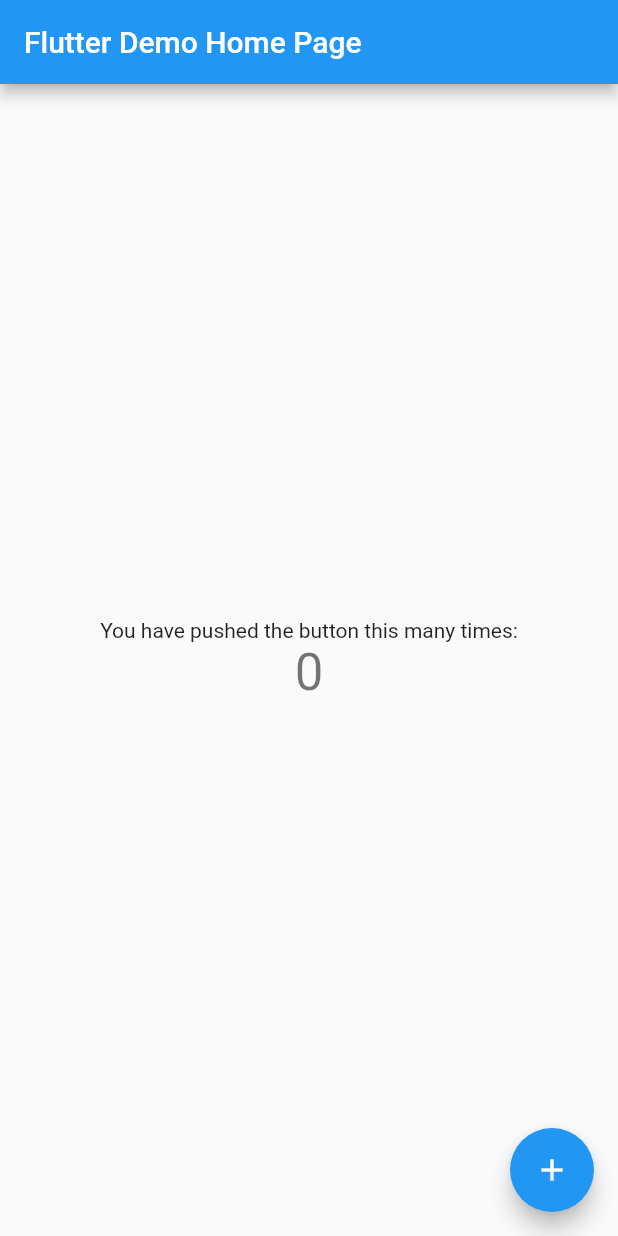
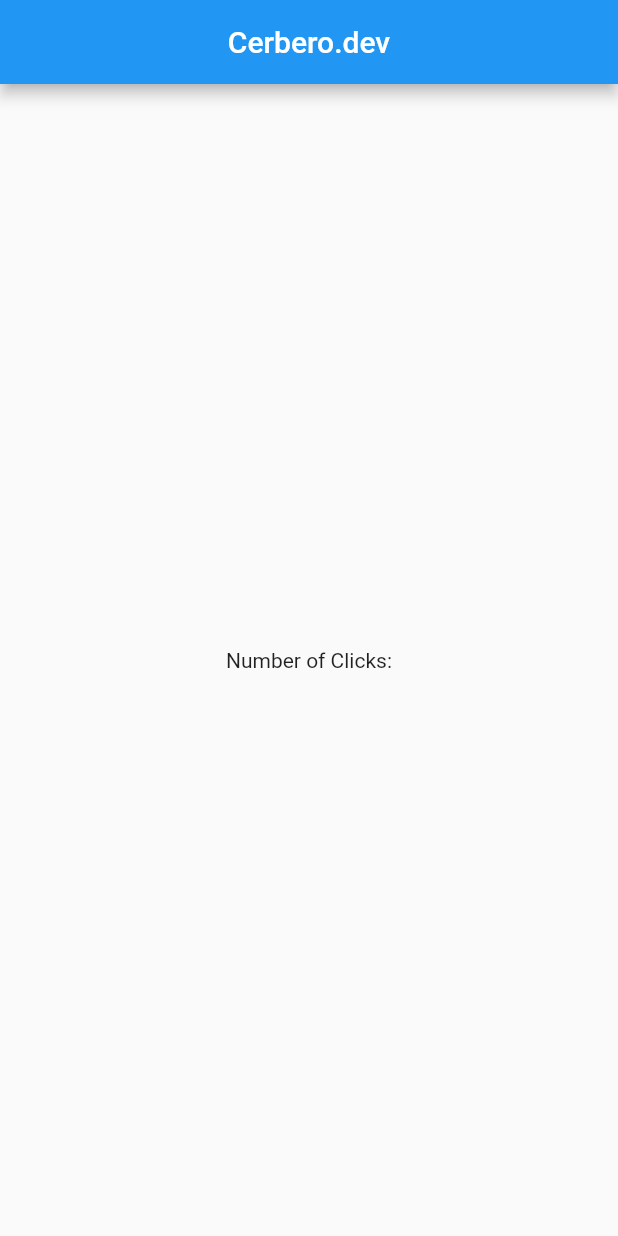
Before and after one commit to jpgotopo/Flutter, a Flutter app: the screen it shows after launch, on a phone screen of 412 x 824 dp. Run offline on Flutter 3.47's test engine with Material 2 defaults, Android fonts, the phone set to English and light mode, and no system bars.

```diff
--- a/Flutter/contador/lib/main.dart
+++ b/Flutter/contador/lib/main.dart
@@ -1,111 +1,15 @@
+
+// import 'package:flutter/material.dart';
+import 'package:contador/src/app.dart';
 import 'package:flutter/material.dart';
 
-void main() => runApp(MyApp());
 
-class MyApp extends StatelessWidget {
-  // This widget is the root of your application.
-  @override
-  Widget build(BuildContext context) {
-    return MaterialApp(
-      title: 'Flutter Demo',
-      theme: ThemeData(
-        // This is the theme of your application.
-        //
-        // Try running your application with "flutter run". You'll see the
-        // application has a blue toolbar. Then, without quitting the app, try
-        // changing the primarySwatch below to Colors.green and then invoke
-        // "hot reload" (press "r" in the console where you ran "flutter run",
-        // or simply save your changes to "hot reload" in a Flutter IDE).
-        // Notice that the counter didn't reset back to zero; the application
-        // is not restarted.
-        primarySwatch: Colors.blue,
-      ),
-      home: MyHomePage(title: 'Flutter Demo Home Page'),
-    );
-  }
+
+
+
+
+void main(){
+
+  runApp( MyApp());
+
 }
-
-class MyHomePage extends StatefulWidget {
-  MyHomePage({Key key, this.title}) : super(key: key);
-
-  // This widget is the home page of your application. It is stateful, meaning
-  // that it has a State object (defined below) that contains fields that affect
-  // how it looks.
-
-  // This class is the configuration for the state. It holds the values (in this
-  // case the title) provided by the parent (in this case the App widget) and
-  // used by the build method of the State. Fields in a Widget subclass are
-  // always marked "final".
-
-  final String title;
-
-  @override
-  _MyHomePageState createState() => _MyHomePageState();
-}
-
-class _MyHomePageState extends State<MyHomePage> {
-  int _counter = 0;
-
-  void _incrementCounter() {
-    setState(() {
-      // This call to setState tells the Flutter framework that something has
-      // changed in this State, which causes it to rerun the build method below
-      // so that the display can reflect the updated values. If we changed
-      // _counter without calling setState(), then the build method would not be
-      // called again, and so nothing would appear to happen.
-      _counter++;
-    });
-  }
-
-  @override
-  Widget build(BuildContext context) {
-    // This method is rerun every time setState is called, for instance as done
-    // by the _incrementCounter method above.
-    //
-    // The Flutter framework has been optimized to make rerunning build methods
-    // fast, so that you can just rebuild anything that needs updating rather
-    // than having to individually change instances of widgets.
-    return Scaffold(
-      appBar: AppBar(
-        // Here we take the value from the MyHomePage object that was created by
-        // the App.build method, and use it to set our appbar title.
-        title: Text(widget.title),
-      ),
-      body: Center(
-        // Center is a layout widget. It takes a single child and positions it
-        // in the middle of the parent.
-        child: Column(
-          // Column is also layout widget. It takes a list of children and
-          // arranges them vertically. By default, it sizes itself to fit its
-          // children horizontally, and tries to be as tall as its parent.
-          //
-          // Invoke "debug painting" (press "p" in the console, choose the
-          // "Toggle Debug Paint" action from the Flutter Inspector in Android
-          // Studio, or the "Toggle Debug Paint" command in Visual Studio Code)
-          // to see the wireframe for each widget.
-          //
-          // Column has various properties to control how it sizes itself and
-          // how it positions its children. Here we use mainAxisAlignment to
-          // center the children vertically; the main axis here is the vertical
-          // axis because Columns are vertical (the cross axis would be
-          // horizontal).
-          mainAxisAlignment: MainAxisAlignment.center,
-          children: <Widget>[
-            Text(
-              'You have pushed the button this many times:',
-            ),
-            Text(
-              '$_counter',
-              style: Theme.of(context).textTheme.display1,
-            ),
-          ],
-        ),
-      ),
-      floatingActionButton: FloatingActionButton(
-        onPressed: _incrementCounter,
-        tooltip: 'Increment',
-        child: Icon(Icons.add),
-      ), // This trailing comma makes auto-formatting nicer for build methods.
-    );
-  }
-}
--- /dev/null
+++ b/Flutter/contador/lib/src/app.dart
@@ -0,0 +1,17 @@
+
+import 'package:contador/src/pages/home_page.dart';
+import 'package:flutter/material.dart';
+
+
+class MyApp extends StatelessWidget {
+
+
+  @override
+  Widget build(BuildContext context) {
+    return MaterialApp(
+      home: Center(
+        child: HomePage(),
+      )
+    );
+  }
+}
--- /dev/null
+++ b/Flutter/contador/lib/src/pages/home_page.dart
@@ -0,0 +1,18 @@
+import 'package:flutter/material.dart';
+
+
+class HomePage extends StatelessWidget {
+
+  @override
+  Widget build(BuildContext context) {
+    return Scaffold (
+      appBar: AppBar(
+        centerTitle: true,
+        title: Text('Cerbero.dev'),
+      ),
+      body: Center(
+        child: Text('Number of Clicks:'),
+        ),
+    );
+  }
+}
```
